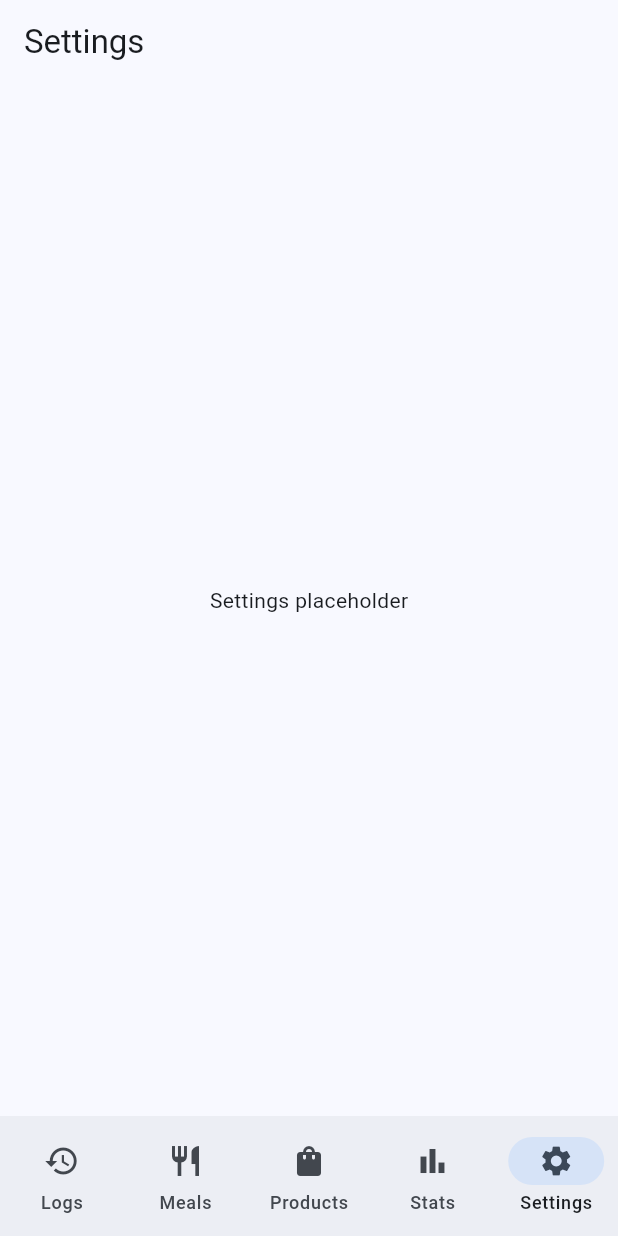
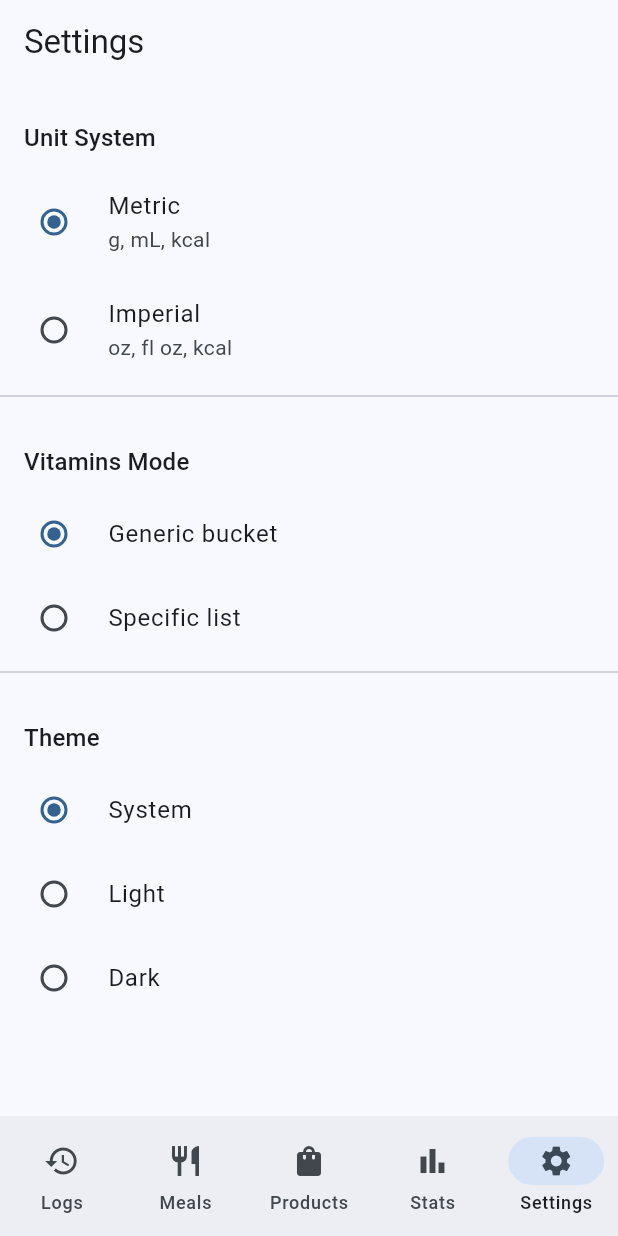
Before and after one commit to scrodolf/testApp, a Flutter app: the screen it shows after launch, item 5 of the bottom bar chosen, on a phone screen of 412 x 824 dp. Run offline on Flutter 3.47's test engine with Material 3 defaults, Android fonts, the phone set to English and light mode, and no system bars; our stand-ins replace drift, flutter_riverpod, go_router, riverpod, shared_preferences; accounts and stored records are empty; generated files the repository leaves out were written again.

Commit message:
feat: add persistent settings screen

```diff
--- a/lib/screens/settings_screen.dart
+++ b/lib/screens/settings_screen.dart
@@ -1,13 +1,106 @@
 import 'package:flutter/material.dart';
+import 'package:flutter_riverpod/flutter_riverpod.dart';
 
-class SettingsScreen extends StatelessWidget {
+import '../settings/settings_controller.dart';
+
+class SettingsScreen extends ConsumerWidget {
   const SettingsScreen({super.key});
 
   @override
-  Widget build(BuildContext context) {
+  Widget build(BuildContext context, WidgetRef ref) {
+    final settings = ref.watch(settingsControllerProvider);
+    final controller = ref.read(settingsControllerProvider.notifier);
+
     return Scaffold(
       appBar: AppBar(title: const Text('Settings')),
-      body: const Center(child: Text('Settings placeholder')),
+      body: ListView(
+        children: [
+          const _SectionHeader('Unit System'),
+          Semantics(
+            label: 'Metric unit system',
+            child: RadioListTile<UnitSystem>(
+              title: const Text('Metric'),
+              subtitle: const Text('g, mL, kcal'),
+              value: UnitSystem.metric,
+              groupValue: settings.unitSystem,
+              onChanged: (v) => controller.setUnitSystem(v!),
+            ),
+          ),
+          Semantics(
+            label: 'Imperial unit system',
+            child: RadioListTile<UnitSystem>(
+              title: const Text('Imperial'),
+              subtitle: const Text('oz, fl oz, kcal'),
+              value: UnitSystem.imperial,
+              groupValue: settings.unitSystem,
+              onChanged: (v) => controller.setUnitSystem(v!),
+            ),
+          ),
+          const Divider(),
+          const _SectionHeader('Vitamins Mode'),
+          Semantics(
+            label: 'Generic vitamin bucket',
+            child: RadioListTile<VitaminsMode>(
+              title: const Text('Generic bucket'),
+              value: VitaminsMode.generic,
+              groupValue: settings.vitaminsMode,
+              onChanged: (v) => controller.setVitaminsMode(v!),
+            ),
+          ),
+          Semantics(
+            label: 'Specific vitamin list',
+            child: RadioListTile<VitaminsMode>(
+              title: const Text('Specific list'),
+              value: VitaminsMode.specific,
+              groupValue: settings.vitaminsMode,
+              onChanged: (v) => controller.setVitaminsMode(v!),
+            ),
+          ),
+          const Divider(),
+          const _SectionHeader('Theme'),
+          Semantics(
+            label: 'Use system theme',
+            child: RadioListTile<ThemeMode>(
+              title: const Text('System'),
+              value: ThemeMode.system,
+              groupValue: settings.themeMode,
+              onChanged: (v) => controller.setThemeMode(v!),
+            ),
+          ),
+          Semantics(
+            label: 'Use light theme',
+            child: RadioListTile<ThemeMode>(
+              title: const Text('Light'),
+              value: ThemeMode.light,
+              groupValue: settings.themeMode,
+              onChanged: (v) => controller.setThemeMode(v!),
+            ),
+          ),
+          Semantics(
+            label: 'Use dark theme',
+            child: RadioListTile<ThemeMode>(
+              title: const Text('Dark'),
+              value: ThemeMode.dark,
+              groupValue: settings.themeMode,
+              onChanged: (v) => controller.setThemeMode(v!),
+            ),
+          ),
+        ],
+      ),
     );
   }
 }
+
+class _SectionHeader extends StatelessWidget {
+  const _SectionHeader(this.title);
+
+  final String title;
+
+  @override
+  Widget build(BuildContext context) {
+    return Padding(
+      padding: const EdgeInsets.fromLTRB(16, 24, 16, 8),
+      child: Text(title, style: Theme.of(context).textTheme.titleMedium),
+    );
+  }
+}
--- /dev/null
+++ b/lib/settings/settings_controller.dart
@@ -0,0 +1,85 @@
+import 'package:flutter/material.dart';
+import 'package:flutter_riverpod/flutter_riverpod.dart';
+import 'package:shared_preferences/shared_preferences.dart';
+
+/// Keys used in [SharedPreferences] for persisting settings.
+const _kUnitSystemKey = 'unitSystem';
+const _kVitaminsModeKey = 'vitaminsMode';
+const _kThemeModeKey = 'themeMode';
+
+/// Represents the unit system used throughout the UI.
+enum UnitSystem { metric, imperial }
+
+/// Represents how vitamin information is displayed.
+enum VitaminsMode { generic, specific }
+
+/// Bundles all configurable settings.
+@immutable
+class SettingsState {
+  const SettingsState({
+    required this.unitSystem,
+    required this.vitaminsMode,
+    required this.themeMode,
+  });
+
+  final UnitSystem unitSystem;
+  final VitaminsMode vitaminsMode;
+  final ThemeMode themeMode;
+
+  SettingsState copyWith({
+    UnitSystem? unitSystem,
+    VitaminsMode? vitaminsMode,
+    ThemeMode? themeMode,
+  }) {
+    return SettingsState(
+      unitSystem: unitSystem ?? this.unitSystem,
+      vitaminsMode: vitaminsMode ?? this.vitaminsMode,
+      themeMode: themeMode ?? this.themeMode,
+    );
+  }
+}
+
+/// Provides access to the shared preferences instance.
+final sharedPrefsProvider = Provider<SharedPreferences>((ref) => throw UnimplementedError());
+
+/// Manages [SettingsState] and persists changes to [SharedPreferences].
+class SettingsNotifier extends StateNotifier<SettingsState> {
+  SettingsNotifier(this._prefs)
+      : super(
+          SettingsState(
+            unitSystem:
+                UnitSystem.values[_prefs.getInt(_kUnitSystemKey) ?? UnitSystem.metric.index],
+            vitaminsMode:
+                VitaminsMode.values[_prefs.getInt(_kVitaminsModeKey) ?? VitaminsMode.generic.index],
+            themeMode:
+                ThemeMode.values[_prefs.getInt(_kThemeModeKey) ?? ThemeMode.system.index],
+          ),
+        );
+
+  final SharedPreferences _prefs;
+
+  void setUnitSystem(UnitSystem system) {
+    if (system == state.unitSystem) return;
+    state = state.copyWith(unitSystem: system);
+    _prefs.setInt(_kUnitSystemKey, system.index);
+  }
+
+  void setVitaminsMode(VitaminsMode mode) {
+    if (mode == state.vitaminsMode) return;
+    state = state.copyWith(vitaminsMode: mode);
+    _prefs.setInt(_kVitaminsModeKey, mode.index);
+  }
+
+  void setThemeMode(ThemeMode mode) {
+    if (mode == state.themeMode) return;
+    state = state.copyWith(themeMode: mode);
+    _prefs.setInt(_kThemeModeKey, mode.index);
+  }
+}
+
+/// Exposes the [SettingsNotifier] to the widget tree.
+final settingsControllerProvider =
+    StateNotifierProvider<SettingsNotifier, SettingsState>((ref) {
+  final prefs = ref.watch(sharedPrefsProvider);
+  return SettingsNotifier(prefs);
+});
```
Also changed, not shown: lib/main.dart (+14 -2 lines).
